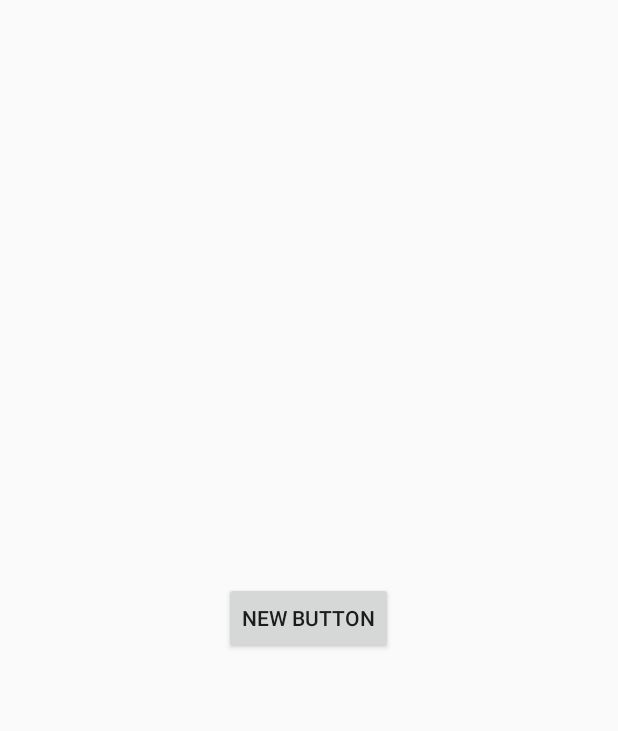
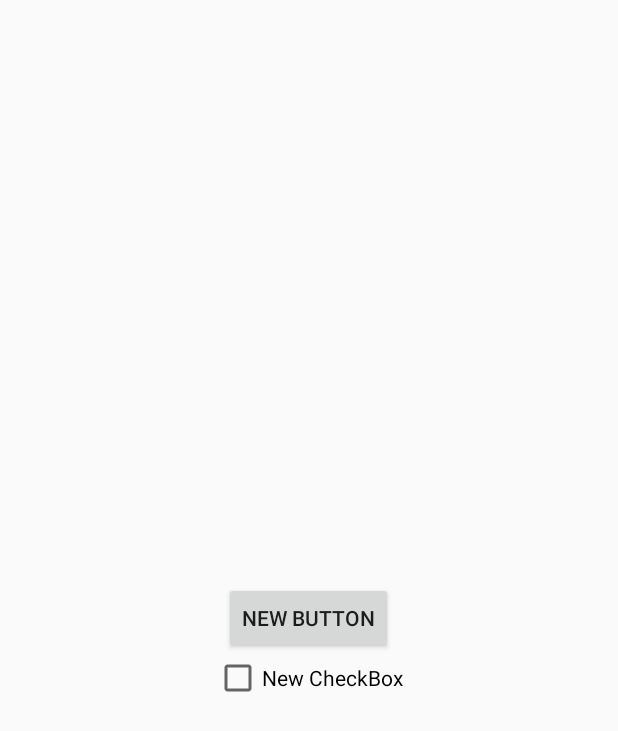
Before and after one commit to EjemplosAndroid/PruebaGitHub, an Android app: the screen it shows after launch (MainActivity), on a phone screen of 412 x 824 dp. Shown: the top 731 px of the screen. Run offline under Robolectric (Android 15) with nearby library versions, the phone set to English and light mode, and no system bars.

Commit message:
check box

```diff
--- a/app/src/main/res/layout/activity_main.xml
+++ b/app/src/main/res/layout/activity_main.xml
@@ -13,4 +13,13 @@
         android:id="@+id/button"
         android:layout_centerVertical="true"
         android:layout_centerHorizontal="true" />
+
+    <CheckBox
+        android:layout_width="wrap_content"
+        android:layout_height="wrap_content"
+        android:text="New CheckBox"
+        android:id="@+id/checkBox"
+        android:layout_below="@+id/button"
+        android:layout_centerHorizontal="true" />
+
 </RelativeLayout>
```
